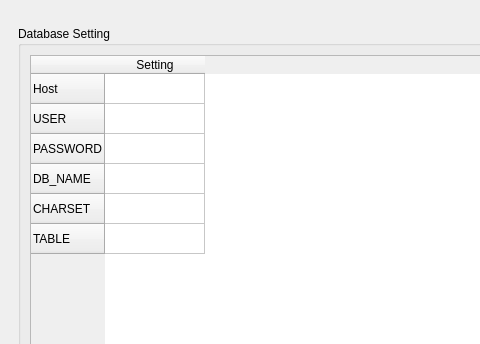
First picture: the form in ui/main.ui, repository DVL-Sejong/GazeTrackerGame, before the edit; both pictures show x 0 to 480 and y 218 to 562 of the 684 by 1366 pixel window.
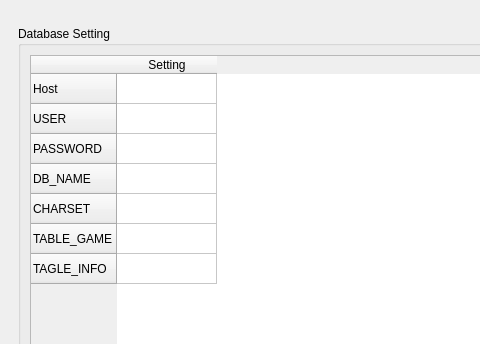
Second picture: the form after the edit.

Commit message: feat: database table which named table_info is added

Diff of the .ui file:
```diff
--- a/ui/main.ui
+++ b/ui/main.ui
@@ -695,7 +695,12 @@
              </row>
              <row>
               <property name="text">
-               <string>TABLE</string>
+               <string>TABLE_GAME</string>
+              </property>
+             </row>
+             <row>
+              <property name="text">
+               <string>TAGLE_INFO</string>
               </property>
              </row>
              <column>
```
The commit also changes 4 other files.
